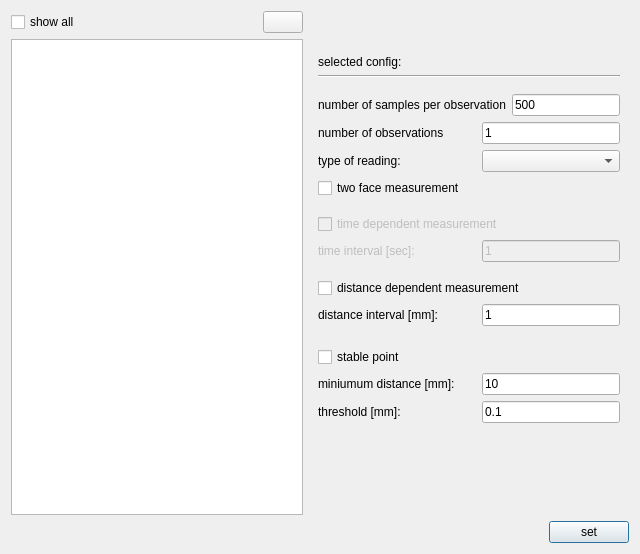
This is ui/dialogs/measurementconfigurationdialog.ui in OpenIndy/OpenIndy as Qt 5 draws it before an edit. The edited form follows.
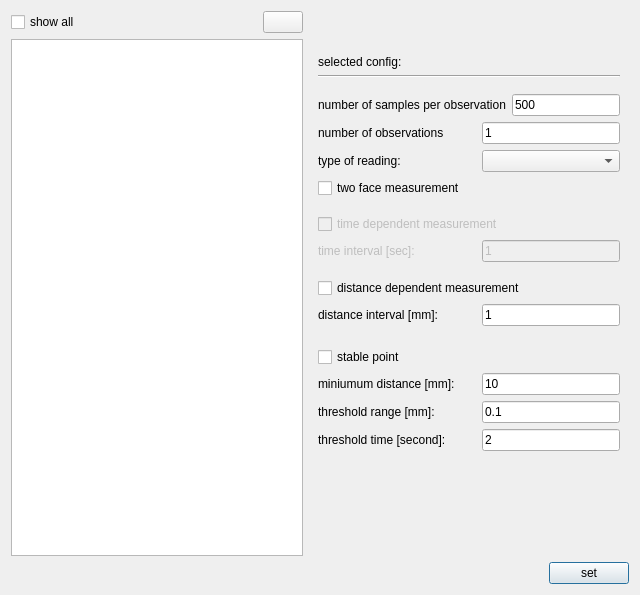
This is the edited form. Icons and pictures are not drawn.

Commit message: OI-496: stable point: refactoring & add threshold time

```diff
--- a/ui/dialogs/measurementconfigurationdialog.ui
+++ b/ui/dialogs/measurementconfigurationdialog.ui
@@ -7,7 +7,7 @@
     <x>0</x>
     <y>0</y>
     <width>640</width>
-    <height>554</height>
+    <height>595</height>
    </rect>
   </property>
   <property name="minimumSize">
@@ -367,7 +367,7 @@
               <item>
                <widget class="QLabel" name="label_2">
                 <property name="text">
-                 <string>threshold [mm]:</string>
+                 <string>threshold range [mm]:</string>
                 </property>
                </widget>
               </item>
@@ -380,6 +380,24 @@
               </item>
              </layout>
             </item>
+            <item>
+             <layout class="QHBoxLayout" name="horizontalLayout_12" stretch="8,7">
+              <item>
+               <widget class="QLabel" name="label_3">
+                <property name="text">
+                 <string>threshold time [second]:</string>
+                </property>
+               </widget>
+              </item>
+              <item>
+               <widget class="QLineEdit" name="lineEdit_stablePoint_thresholdTime">
+                <property name="text">
+                 <string>2</string>
+                </property>
+               </widget>
+              </item>
+             </layout>
+            </item>
             <item>
              <spacer name="verticalSpacer_6">
               <property name="orientation">
```
Left out of the diff: 2 changed lines with no effect on the pictures.
